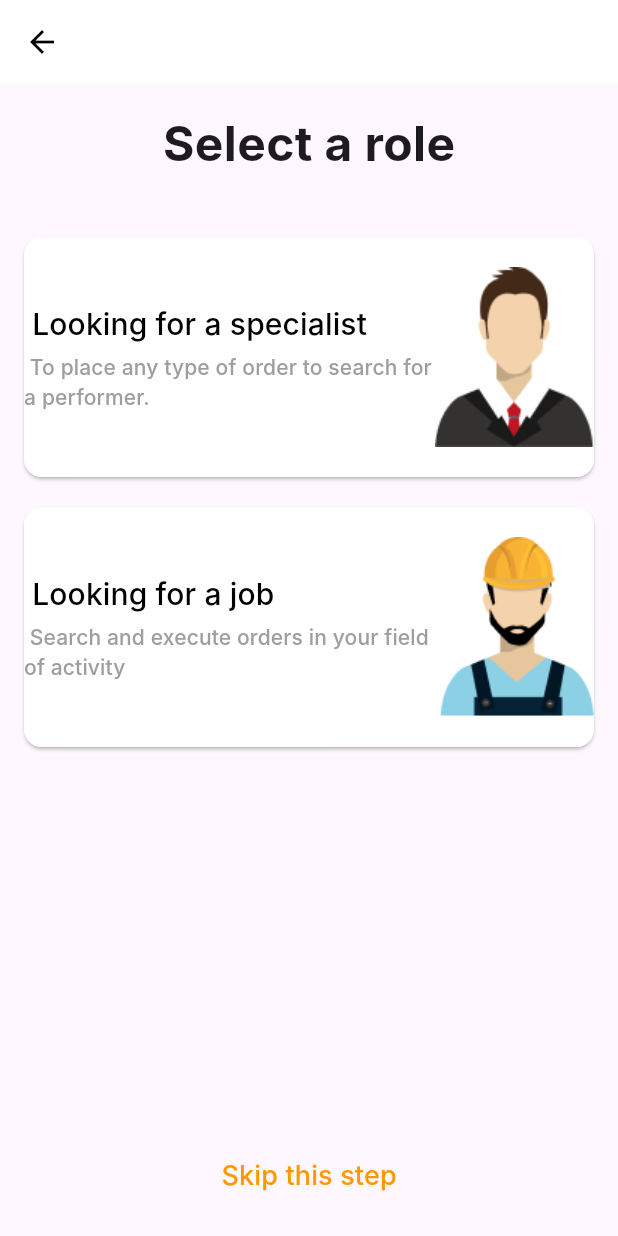
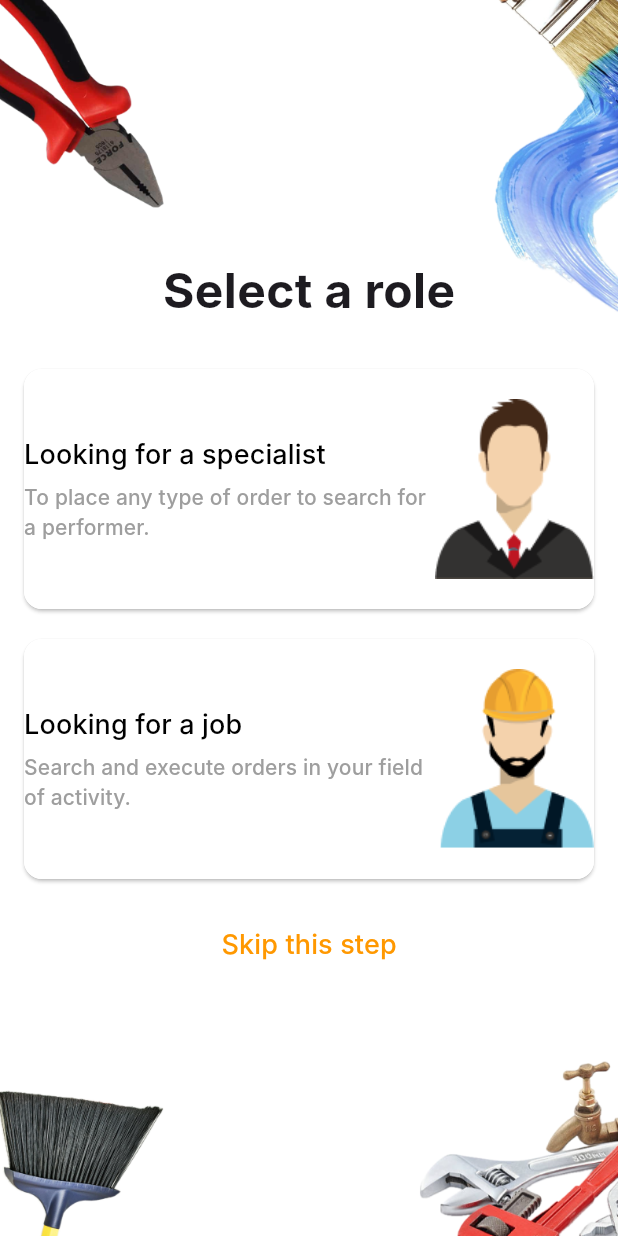
Before and after one commit to MDaffaF/servicehub, a Flutter app: the RolePage screen opened directly, on a phone screen of 412 x 824 dp. Run offline on Flutter 3.47's test engine with Material 3 defaults, Android fonts, the light colour scheme and no system bars; Roboto replaces fonts that are missing (Inter).

Commit message:
move to center

```diff
--- a/lib/role_page.dart
+++ b/lib/role_page.dart
@@ -1,29 +1,33 @@
 import 'package:flutter/material.dart';
 import 'login_page.dart'; // Gantilah dengan halaman selanjutnya
 
-class RolePage extends StatelessWidget {
+class RolePage extends StatefulWidget {
   const RolePage({super.key});
 
   @override
+  State<RolePage> createState() => _RolePageState();
+}
+
+class _RolePageState extends State<RolePage> {
+  @override
   Widget build(BuildContext context) {
-    // Mendapatkan ukuran layar perangkat
-    double screenWidth = MediaQuery.of(context).size.width;
-    double screenHeight = MediaQuery.of(context).size.height;
-
     return Scaffold(
-      appBar: AppBar(
-        leading: IconButton(
-          icon: const Icon(Icons.arrow_back, color: Colors.black),
-          onPressed: () => Navigator.pop(context),
+      body: Stack(
+        children: [
+          // Background image
+          Positioned.fill(
+            child: Image.asset(
+              'assets/icons/backgroundSpalshWhite.png', // Path to background image
+              fit: BoxFit.cover,
             ),
-        backgroundColor: Colors.white,
-        elevation: 0,
           ),
-      body: Padding(
+          SafeArea(
+            child: Padding(
               padding: const EdgeInsets.all(16.0),
               child: Column(
-          crossAxisAlignment: CrossAxisAlignment.center,
-          children: [
+                mainAxisAlignment: MainAxisAlignment.center, // Center the content vertically
+                children: <Widget>[
+                  // Text for role selection
                   const Text(
                     'Select a role',
                     style: TextStyle(
@@ -32,12 +36,13 @@ class RolePage extends StatelessWidget {
                       fontFamily: 'Inter', // Apply the Inter font
                     ),
                   ),
-            const SizedBox(height: 40),
+                  const SizedBox(height: 30), // Reduced space between title and buttons
+
                   // Button 1: Looking for a specialist
-            Center(
+                  SizedBox(
+                    width: double.infinity, // Ensure full width
                     child: ElevatedButton(
                       onPressed: () {
-                  // Aksi yang ingin dilakukan jika tombol ditekan
                         Navigator.push(
                           context,
                           MaterialPageRoute(builder: (context) => const LoginPage()), // Ganti dengan halaman selanjutnya
@@ -50,26 +55,26 @@ class RolePage extends StatelessWidget {
                           side: const BorderSide(color: Colors.white, width: 2), // Mengubah warna border menjadi putih
                         ),
                         padding: const EdgeInsets.symmetric(vertical: 20),
-                  minimumSize: Size(screenWidth * 0.8, 80), // Menyesuaikan lebar button dengan rasio layar
+                        minimumSize: const Size(double.infinity, 80), // Menyesuaikan lebar button dengan rasio layar
                       ),
                       child: Row(
-                  mainAxisAlignment: MainAxisAlignment.start, // Align items to start
+                        mainAxisAlignment: MainAxisAlignment.center, // Center the content of the button
                         children: [
                           const Expanded(
                             child: Column(
                               crossAxisAlignment: CrossAxisAlignment.start,
                               children: [
                                 Text(
-                            ' Looking for a specialist',
+                                  'Looking for a specialist',
                                   style: TextStyle(
-                              fontSize: 20,
+                                    fontSize: 18,
                                     color: Colors.black,
                                     fontFamily: 'Inter', // Apply the Inter font
                                   ),
                                 ),
                                 SizedBox(height: 5),
                                 Text(
-                            ' To place any type of order to search for a performer.',
+                                  'To place any type of order to search for a performer.',
                                   style: TextStyle(
                                     fontSize: 14,
                                     color: Colors.grey,
@@ -82,18 +87,19 @@ class RolePage extends StatelessWidget {
                           // Image on the right and bigger
                           Image.asset(
                             'assets/icons/Buyer.png', // Ganti dengan path gambar buyer.png
-                      height: 120, // Increased image size
+                            height: 120, // Adjusted image size
                           ),
                         ],
                       ),
                     ),
                   ),
-            const SizedBox(height: 20),
+                  const SizedBox(height: 20), // Reduced space between the buttons
+
                   // Button 2: Looking for a job
-            Center(
+                  SizedBox(
+                    width: double.infinity, // Ensure full width
                     child: ElevatedButton(
                       onPressed: () {
-                  // Aksi yang ingin dilakukan jika tombol ditekan
                         Navigator.push(
                           context,
                           MaterialPageRoute(builder: (context) => const LoginPage()), // Ganti dengan halaman selanjutnya
@@ -106,26 +112,26 @@ class RolePage extends StatelessWidget {
                           side: const BorderSide(color: Colors.white, width: 2), // Mengubah warna border menjadi putih
                         ),
                         padding: const EdgeInsets.symmetric(vertical: 20),
-                  minimumSize: Size(screenWidth * 0.8, 80), // Menyesuaikan lebar button dengan rasio layar
+                        minimumSize: const Size(double.infinity, 80), // Menyesuaikan lebar button dengan rasio layar
                       ),
                       child: Row(
-                  mainAxisAlignment: MainAxisAlignment.start, // Align items to start
+                        mainAxisAlignment: MainAxisAlignment.center, // Center the content of the button
                         children: [
                           const Expanded(
                             child: Column(
                               crossAxisAlignment: CrossAxisAlignment.start,
                               children: [
                                 Text(
-                            ' Looking for a job',
+                                  'Looking for a job',
                                   style: TextStyle(
-                              fontSize: 20,
+                                    fontSize: 18,
                                     color: Colors.black,
                                     fontFamily: 'Inter', // Apply the Inter font
                                   ),
                                 ),
                                 SizedBox(height: 5),
                                 Text(
-                            ' Search and execute orders in your field of activity',
+                                  'Search and execute orders in your field of activity.',
                                   style: TextStyle(
                                     fontSize: 14,
                                     color: Colors.grey,
@@ -138,19 +144,19 @@ class RolePage extends StatelessWidget {
                           // Image on the right and bigger
                           Image.asset(
                             'assets/icons/Worker.png', // Ganti dengan path gambar worker.png
-                      height: 120, // Increased image size
+                            height: 120, // Adjusted image size
                           ),
                         ],
                       ),
                     ),
                   ),
-            const Spacer(),
+                  const SizedBox(height: 20), // Reduced space between the buttons
+
                   // Skip This Step Button
                   Align(
                     alignment: Alignment.center,
                     child: TextButton(
                       onPressed: () {
-                  // Aksi jika tombol "Skip this step" ditekan
                         Navigator.push(
                           context,
                           MaterialPageRoute(builder: (context) => const LoginPage()), // Ganti dengan halaman selanjutnya
@@ -169,6 +175,9 @@ class RolePage extends StatelessWidget {
                 ],
               ),
             ),
+          ),
+        ],
+      ),
     );
   }
 }
```
Lines whose indentation alone changed are shown as unchanged.
